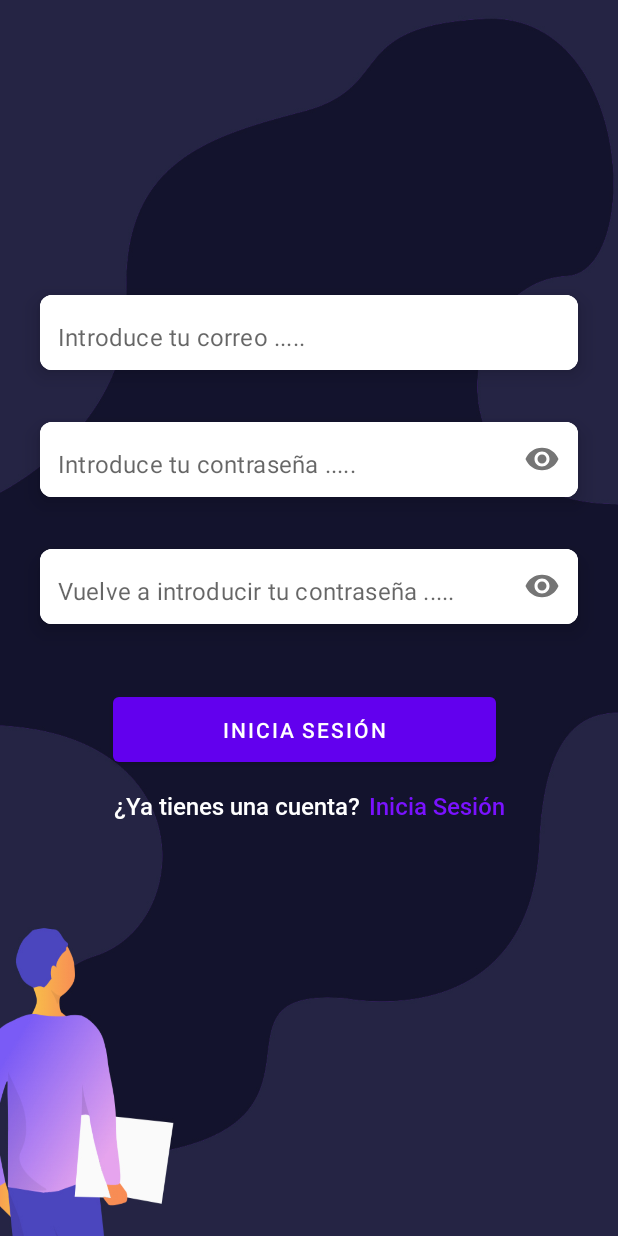
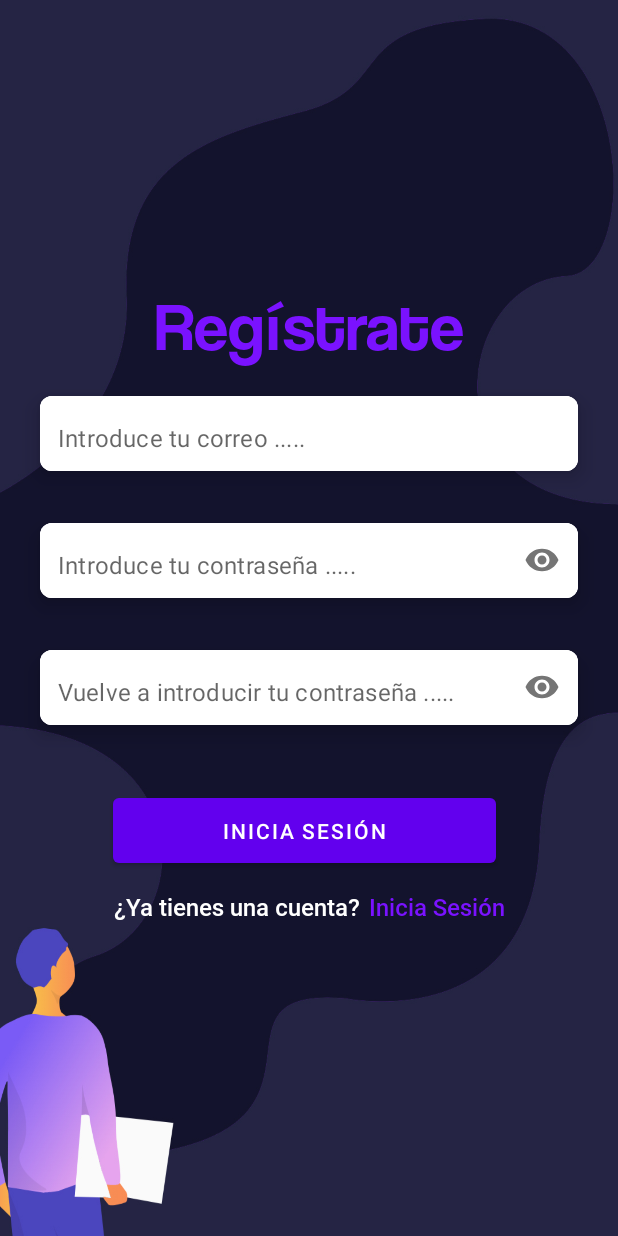
Before and after one commit to gonmarmar5/taskEat, an Android app: the SignUpFragment screen opened through its navigation route, on a phone screen of 412 x 824 dp. Run offline under Robolectric (Android 15) with nearby library versions, the phone set to English and light mode, and no system bars; our stand-ins replace Firebase (no records; nobody signed in at launch, a user with empty details on screens opened directly); 1 statement that could not run was skipped.

Commit message:
fix: view sign_up updated

```diff
--- a/app/src/main/res/layout/fragment_sign_up.xml
+++ b/app/src/main/res/layout/fragment_sign_up.xml
@@ -7,38 +7,6 @@
     android:background="@drawable/background2"
     tools:context=".fragments.SignUpFragment">
 
-    <ImageView
-        android:id="@+id/imageView"
-        android:layout_width="wrap_content"
-        android:layout_height="140dp"
-        android:scaleType="fitXY"
-        app:layout_constraintEnd_toEndOf="parent"
-        app:layout_constraintHorizontal_bias="0.5"
-        app:layout_constraintStart_toStartOf="parent"
-        app:layout_constraintTop_toTopOf="parent" />
-
-
-    <ImageView
-        android:id="@+id/imageView2"
-        android:layout_width="60dp"
-        android:layout_height="130dp"
-        android:rotation="180"
-        android:scaleType="fitXY"
-
-        app:layout_constraintEnd_toEndOf="parent"
-        app:layout_constraintTop_toBottomOf="@+id/imageView" />
-
-    <ImageView
-        android:id="@+id/imageView3"
-        android:layout_width="0dp"
-        android:layout_height="210dp"
-        android:layout_marginStart="12dp"
-        android:scaleType="fitXY"
-        app:layout_constraintBottom_toBottomOf="parent"
-        app:layout_constraintEnd_toEndOf="parent"
-        app:layout_constraintHorizontal_bias="0.5"
-        app:layout_constraintStart_toStartOf="parent" />
-
 
     <TextView
         android:id="@+id/textView"
@@ -47,7 +15,6 @@
         android:layout_marginBottom="580dp"
         android:fontFamily="@font/coolvetica_rg"
         android:gravity="center_horizontal"
-        android:paddingTop="160dp"
         android:text="@string/register"
         android:textColor="@color/electric_purple"
         android:textSize="45sp"
@@ -67,7 +34,8 @@
         app:layout_constraintEnd_toEndOf="parent"
         app:layout_constraintHorizontal_bias="0.5"
         app:layout_constraintStart_toStartOf="parent"
-        app:layout_constraintTop_toTopOf="@+id/imageView2">
+        android:layout_marginVertical="60dp"
+        app:layout_constraintTop_toTopOf="@+id/textView">
 
         <com.google.android.material.textfield.TextInputLayout
             android:layout_width="match_parent"
```
